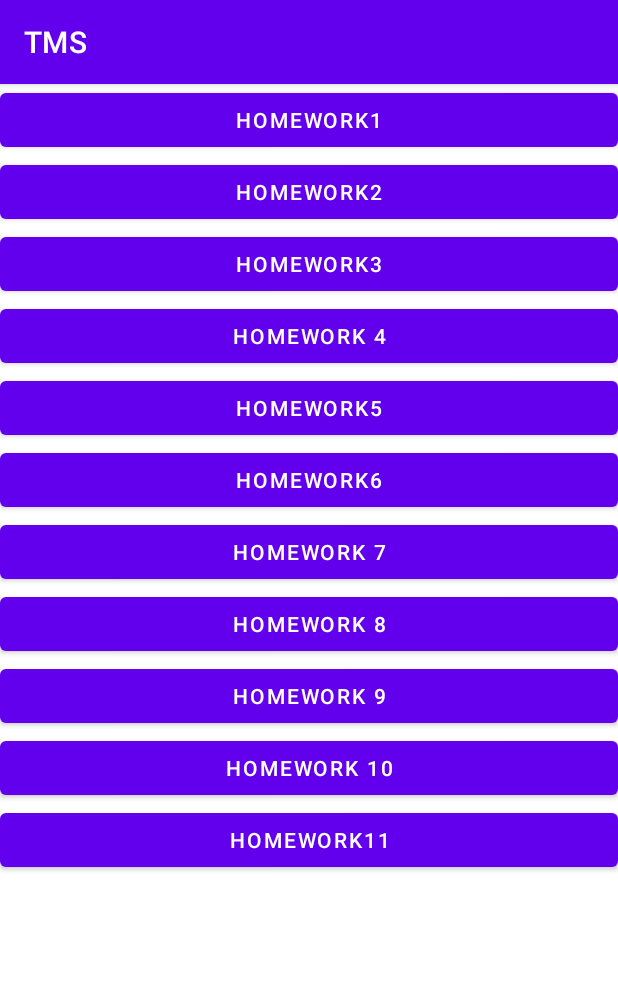
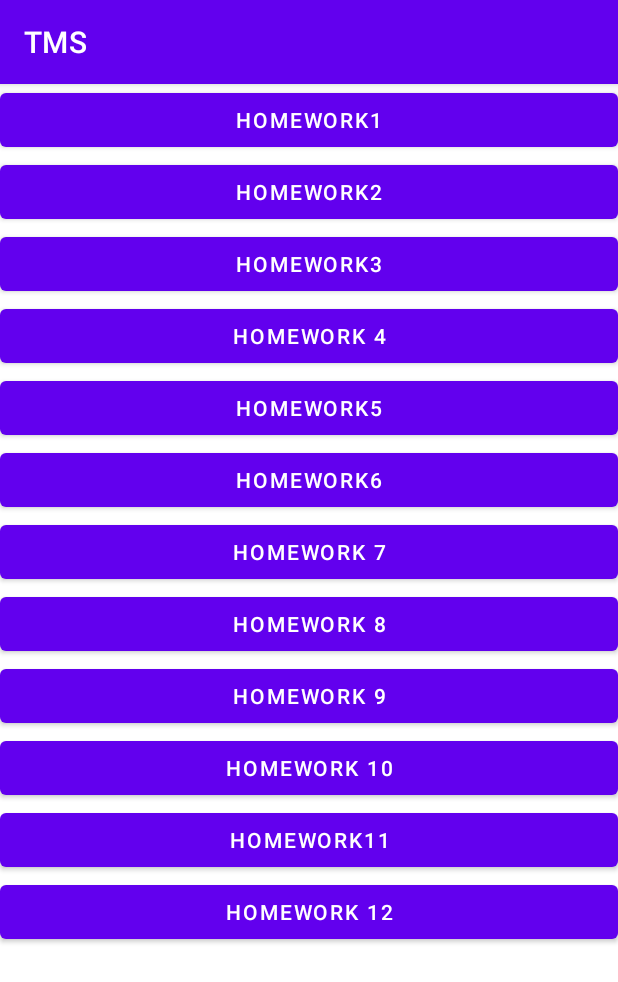
Before and after one commit to stasenkots/TMS, an Android app: the screen it shows after launch (MainActivity), on a phone screen of 412 x 824 dp. Shown: the top 982 px of the screen. Run offline under Robolectric (Android 15) with nearby library versions, the phone set to English and light mode, and no system bars.

Commit message:
hw 12 done

```diff
--- a/app/src/main/AndroidManifest.xml
+++ b/app/src/main/AndroidManifest.xml
@@ -14,6 +14,8 @@
         android:roundIcon="@mipmap/ic_launcher_round"
         android:supportsRtl="true"
         android:theme="@style/AppTheme">
+        <activity android:name=".TwelveHW.TwelveActivity"></activity>
+
         <receiver android:name=".ElevenHW.AppWidget">
             <intent-filter>
                 <action android:name="android.appwidget.action.APPWIDGET_UPDATE" />
--- a/app/src/main/java/com/example/tms/MainActivity.kt
+++ b/app/src/main/java/com/example/tms/MainActivity.kt
@@ -9,6 +9,7 @@ import com.example.tms.NineHW.NineActivity
 import com.example.tms.SevenHW.SevenActivity
 import com.example.tms.SixHW.SixActivity
 import com.example.tms.TenHW.TenActivity
+import com.example.tms.TwelveHW.TwelveActivity
 import kotlinx.android.synthetic.main.activity_main.*
 
 class MainActivity : AppCompatActivity() {
@@ -55,6 +56,10 @@ class MainActivity : AppCompatActivity() {
             val intent= Intent(this, TenActivity::class.java)
             startActivity(intent)
         }
+        button12.setOnClickListener {
+            val intent= Intent(this, TwelveActivity::class.java)
+            startActivity(intent)
+        }
 
 
     }
--- a/app/src/main/res/layout/activity_main.xml
+++ b/app/src/main/res/layout/activity_main.xml
@@ -76,6 +76,12 @@
         android:layout_height="wrap_content"
         android:text="@string/homework11"
         app:layout_constraintTop_toBottomOf="@id/button10" />
+    <Button
+        android:id="@+id/button12"
+        android:layout_width="match_parent"
+        android:layout_height="wrap_content"
+        android:text="@string/homework_12"
+        app:layout_constraintTop_toBottomOf="@id/button11" />
 
 
 </androidx.constraintlayout.widget.ConstraintLayout>
--- a/app/src/main/res/values/strings.xml
+++ b/app/src/main/res/values/strings.xml
@@ -51,4 +51,6 @@
     <string name="add_widget">Add widget</string>
     <string name="homework11">Homework11</string>
     <string name="no_connection">No connection</string>
+    <string name="homework_12">Homework 12</string>
+    <string name="luxlights">%1$.0f Lux</string>
 </resources>
```
Also changed, not shown: app/src/main/java/com/example/tms/TwelveHW/TwelveActivity.kt (added, +41 -0 lines), app/src/main/res/layout/activity_twelve.xml (added, +18 -0 lines).
